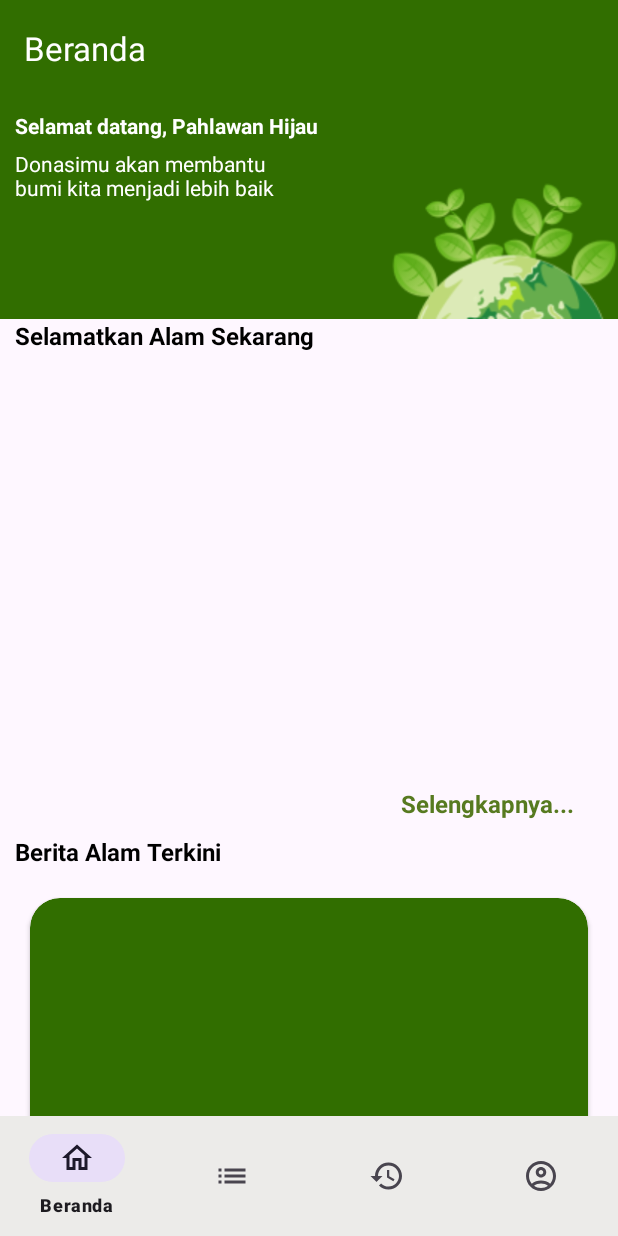
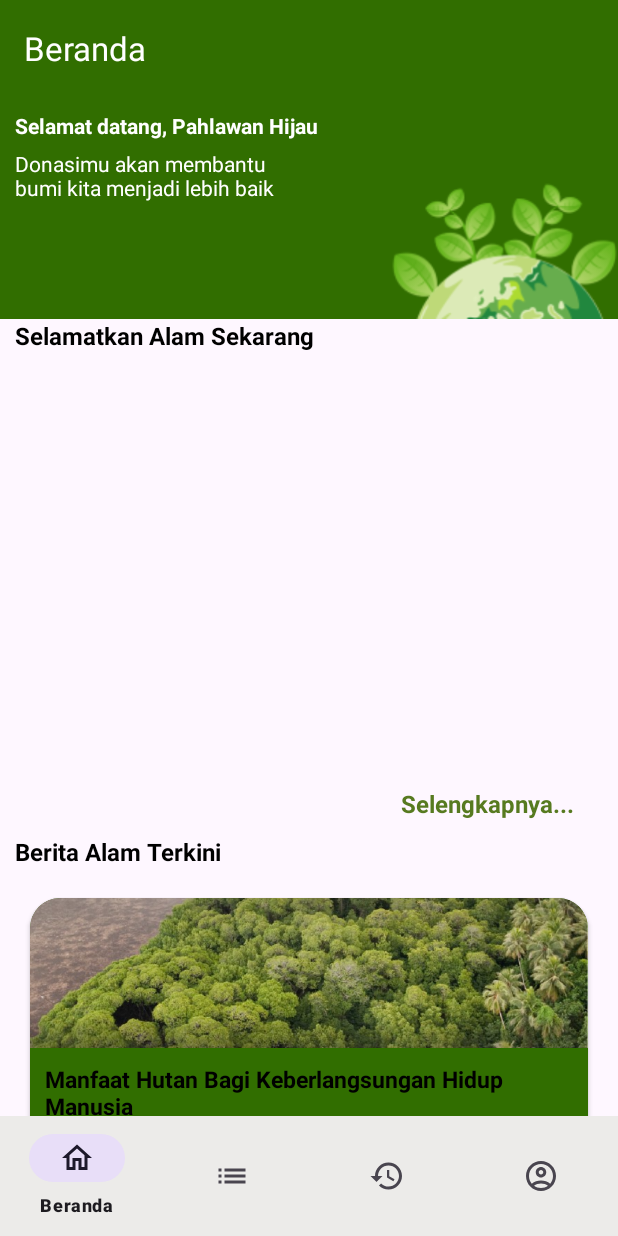
Before and after one commit to Aksi-Hijau/aksihijau-mobile, an Android app: the screen it shows after launch (BottomNavigationActivity), on a phone screen of 412 x 824 dp. Run offline under Robolectric (Android 15) with nearby library versions, the phone set to English and light mode, and no system bars; our stand-ins replace Firebase (no records; nobody signed in at launch, a user with empty details on screens opened directly), navigation-ui; pictures from the network do not load; 2 statements that could not run were skipped.

Commit message:
membuat localization

```diff
--- a/app/src/main/java/com/aksihijau/ui/navigationmenu/campaign/ListDonasiAdapter.kt
+++ b/app/src/main/java/com/aksihijau/ui/navigationmenu/campaign/ListDonasiAdapter.kt
@@ -14,6 +14,8 @@ import com.bumptech.glide.request.RequestOptions
 import com.bumptech.glide.load.engine.DiskCacheStrategy
 import com.google.firebase.storage.FirebaseStorage
 import com.google.firebase.storage.StorageReference
+import java.text.NumberFormat
+import java.util.Locale
 
 class ListDonasiAdapter(
     private val listDonasi : ArrayList<DataCampaign>,
@@ -22,6 +24,8 @@ class ListDonasiAdapter(
 
     private val originalList: ArrayList<DataCampaign> = ArrayList(listDonasi)
     private var isLimited = true
+    val localeID = Locale("id", "ID")
+    val currencyFormat = NumberFormat.getCurrencyInstance(localeID)
 
     inner class ListViewHolder(private val binding: ListDonationBinding) : RecyclerView.ViewHolder(binding.root){
         val imageDonasi : ImageView = itemView.findViewById(R.id.imageDonasi)
@@ -31,7 +35,9 @@ class ListDonasiAdapter(
 
         fun bind(dataCampaign: DataCampaign) {
             tvNameCampaign.text = dataCampaign.title
-            tvTarget.text = dataCampaign.target.toString()
+            val donationCollectAmount = dataCampaign.target.toString()
+            val Collectamount = donationCollectAmount.toDouble()
+            tvTarget.text = currencyFormat.format(Collectamount)
             tvSisaHari.text = dataCampaign.remainingDays.toString()
 
             val imageUrl = dataCampaign.image?.replace("storage.cloud.google.com", "storage.googleapis.com")
--- a/app/src/main/res/layout/fragment_home.xml
+++ b/app/src/main/res/layout/fragment_home.xml
@@ -40,10 +40,11 @@
     </FrameLayout>
 
 
-    <androidx.core.widget.NestedScrollView
+    <ScrollView
         android:layout_width="match_parent"
-        android:layout_height="wrap_content"
-        app:layout_constraintTop_toBottomOf="@+id/header_home">
+        android:layout_height="0dp"
+        app:layout_constraintTop_toBottomOf="@+id/header_home"
+        app:layout_constraintBottom_toBottomOf="parent">
 
         <androidx.constraintlayout.widget.ConstraintLayout
             android:layout_width="match_parent"
@@ -57,7 +58,8 @@
                 android:layout_margin="10dp"
                 android:textSize="16sp"
                 android:textStyle="bold"
-                android:textColor="@color/black" />
+                android:textColor="@color/black"
+                app:layout_constraintBottom_toTopOf="@id/rv_donasi"/>
 
             <androidx.recyclerview.widget.RecyclerView
                 android:id="@+id/rv_donasi"
@@ -110,10 +112,9 @@
                         android:layout_width="match_parent"
                         android:layout_height="100dp"
                         android:scaleType="centerCrop"
+                        android:src="@drawable/dummy_artikel"
                         app:layout_constraintStart_toStartOf="parent"
-                        app:layout_constraintTop_toTopOf="parent"
-                        tools:src="@drawable/dummy_artikel"
-                        />
+                        app:layout_constraintTop_toTopOf="parent" />
 
                     <TextView
                         android:id="@+id/tvNama_artikel"
@@ -126,7 +127,7 @@
                         android:layout_marginStart="10dp"
                         android:layout_marginEnd="10dp"
                         app:layout_constraintTop_toBottomOf="@id/ivNews"
-                        tools:text="Manfaat Hutan Bagi Keberlangsungan Hidup Manusia" />
+                        android:text="Manfaat Hutan Bagi Keberlangsungan Hidup Manusia" />
 
                     <TextView
                         android:id="@+id/tvDesc"
@@ -140,12 +141,12 @@
                         app:layout_constraintStart_toStartOf="parent"
                         app:layout_constraintTop_toBottomOf="@id/tvNama_artikel"
                         app:layout_constraintBottom_toBottomOf="parent"
-                        tools:text="Restaurant Well,France" />
+                        android:text="Restaurant Well,France" />
 
                 </androidx.constraintlayout.widget.ConstraintLayout>
             </androidx.cardview.widget.CardView>
 
         </androidx.constraintlayout.widget.ConstraintLayout>
-    </androidx.core.widget.NestedScrollView>
+    </ScrollView>
 
 </androidx.constraintlayout.widget.ConstraintLayout>
--- a/app/src/main/res/values/strings.xml
+++ b/app/src/main/res/values/strings.xml
@@ -46,11 +46,11 @@
     <string name="Target_donation">Target</string>
     <string name="donation_collect">Rp 1.000.000</string>
     <string name="Duration">Sisa Hari</string>
-    <string name="duration_now">45 Hari</string>
+    <string name="duration_now"> Hari</string>
     <string name="search_donation">Cari Donasi</string>
 
     <!--  Campaign Detail  -->
-    <string name="donation_total">Terkumpul dari Rp 6.000.000</string>
+    <string name="donation_total">Terkumpul dari </string>
     <string name="title_company">Pengalang dana</string>
     <string name="dummy_company">Aksi Hijau</string>
     <string name="title_desc">Deskripsi</string>
```
Also changed, not shown: app/src/main/java/com/aksihijau/ui/fiturcampaign/detail/CampaignDetailActivity.kt (+11 -2 lines), app/src/main/java/com/aksihijau/ui/fiturcampaign/donatur/ListDonaturAdapter.kt (+10 -2 lines), app/src/main/java/com/aksihijau/ui/fiturcampaign/newsletter/ListNewsAdapter.kt (+9 -1 lines), app/src/main/res/layout/activity_campaign_detail.xml (+25 -7 lines).
